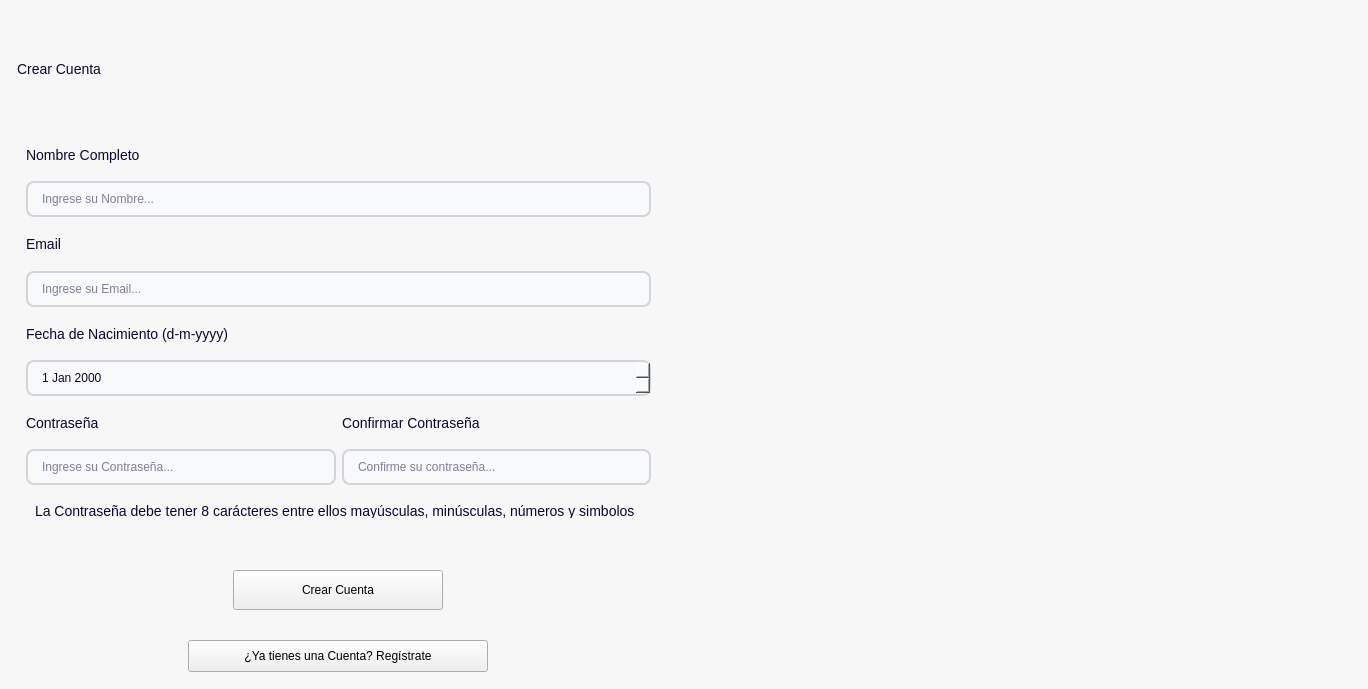
Brando-1510/Proyecto-Integrador-2.0, file app/ui/createAccount.ui: the form before one commit.
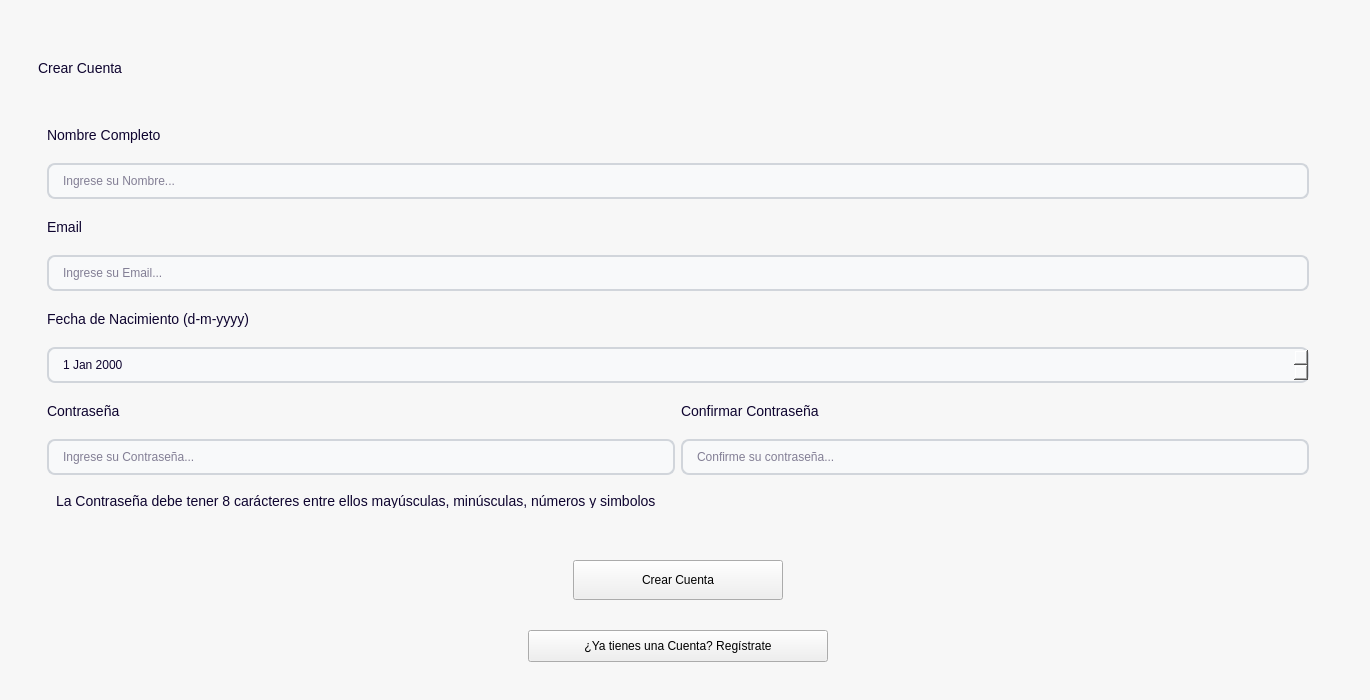
The form after the commit. Icons and pictures are not drawn.

Commit message: fix(ui): arreglando la pantalla de crear cuenta

Patch:
```diff
--- a/app/ui/createAccount.ui
+++ b/app/ui/createAccount.ui
@@ -2,22 +2,13 @@
 <ui version="4.0">
  <class>LoginWindow</class>
  <widget class="QWidget" name="LoginWindow">
-  <property name="enabled">
-   <bool>true</bool>
-  </property>
   <property name="geometry">
    <rect>
     <x>0</x>
     <y>0</y>
-    <width>1368</width>
-    <height>689</height>
-   </rect>
-  </property>
-  <property name="maximumSize">
-   <size>
     <width>1370</width>
-    <height>689</height>
-   </size>
+    <height>700</height>
+   </rect>
   </property>
   <property name="windowTitle">
    <string>Form</string>
@@ -159,41 +150,37 @@
 }
 </string>
   </property>
-  <widget class="QLabel" name="label">
-   <property name="geometry">
-    <rect>
-     <x>680</x>
-     <y>0</y>
-     <width>691</width>
-     <height>691</height>
-    </rect>
-   </property>
-   <property name="text">
-    <string/>
-   </property>
-   <property name="pixmap">
-    <pixmap resource="../resources/resources.qrc">:/images/backCreateAccount.jpg</pixmap>
-   </property>
-  </widget>
+  <layout class="QHBoxLayout" name="horizontalLayout_8">
+   <item>
+    <widget class="QWidget" name="ContenedorPrincipal" native="true">
+     <layout class="QHBoxLayout" name="horizontalLayout">
+      <property name="leftMargin">
+       <number>0</number>
+      </property>
+      <property name="topMargin">
+       <number>0</number>
+      </property>
+      <property name="rightMargin">
+       <number>0</number>
+      </property>
+      <property name="bottomMargin">
+       <number>0</number>
+      </property>
+      <item>
+       <widget class="QWidget" name="rightSide" native="true">
+        <layout class="QVBoxLayout" name="verticalLayout_7">
+         <item>
   <widget class="QWidget" name="contenedorPrincipal" native="true">
-   <property name="geometry">
-    <rect>
-     <x>8</x>
-     <y>10</y>
-     <width>661</width>
-     <height>671</height>
-    </rect>
-   </property>
-   <layout class="QVBoxLayout" name="verticalLayout">
+           <layout class="QVBoxLayout" name="verticalLayout_4">
     <item>
-     <widget class="QWidget" name="contenedorTitulo" native="true">
-      <layout class="QVBoxLayout" name="verticalLayout_2">
+             <widget class="QWidget" name="contenedorTitulo_2" native="true">
+              <layout class="QVBoxLayout" name="verticalLayout_5">
        <item>
         <widget class="QLabel" name="Titulo">
          <property name="maximumSize">
           <size>
            <width>16777215</width>
-           <height>100</height>
+                   <height>60</height>
           </size>
          </property>
          <property name="text">
@@ -372,7 +359,7 @@
      </widget>
     </item>
     <item>
-     <widget class="QWidget" name="widget_4" native="true">
+             <widget class="QWidget" name="widget_5" native="true">
       <property name="maximumSize">
        <size>
         <width>16777215</width>
@@ -403,7 +390,7 @@
      </widget>
     </item>
     <item>
-     <widget class="QWidget" name="widget_3" native="true">
+             <widget class="QWidget" name="widget_6" native="true">
       <property name="maximumSize">
        <size>
         <width>16777215</width>
@@ -435,6 +422,45 @@
     </item>
    </layout>
   </widget>
+         </item>
+        </layout>
+       </widget>
+      </item>
+      <item>
+       <widget class="QWidget" name="leftSide" native="true">
+        <layout class="QVBoxLayout" name="verticalLayout_8">
+         <property name="leftMargin">
+          <number>0</number>
+         </property>
+         <property name="topMargin">
+          <number>0</number>
+         </property>
+         <property name="rightMargin">
+          <number>0</number>
+         </property>
+         <property name="bottomMargin">
+          <number>0</number>
+         </property>
+         <item>
+          <widget class="QLabel" name="label_2">
+           <property name="styleSheet">
+            <string notr="true"/>
+           </property>
+           <property name="text">
+            <string/>
+           </property>
+           <property name="pixmap">
+            <pixmap resource="../resources/resources.qrc">:/images/backCreateAccount.jpg</pixmap>
+           </property>
+          </widget>
+         </item>
+        </layout>
+       </widget>
+      </item>
+     </layout>
+    </widget>
+   </item>
+  </layout>
  </widget>
  <resources>
   <include location="../resources/resources.qrc"/>
```
Left out of the diff: 34 changed lines with no effect on the pictures. Lines whose indentation alone changed are shown as unchanged. The commit also changes 1 other file.
